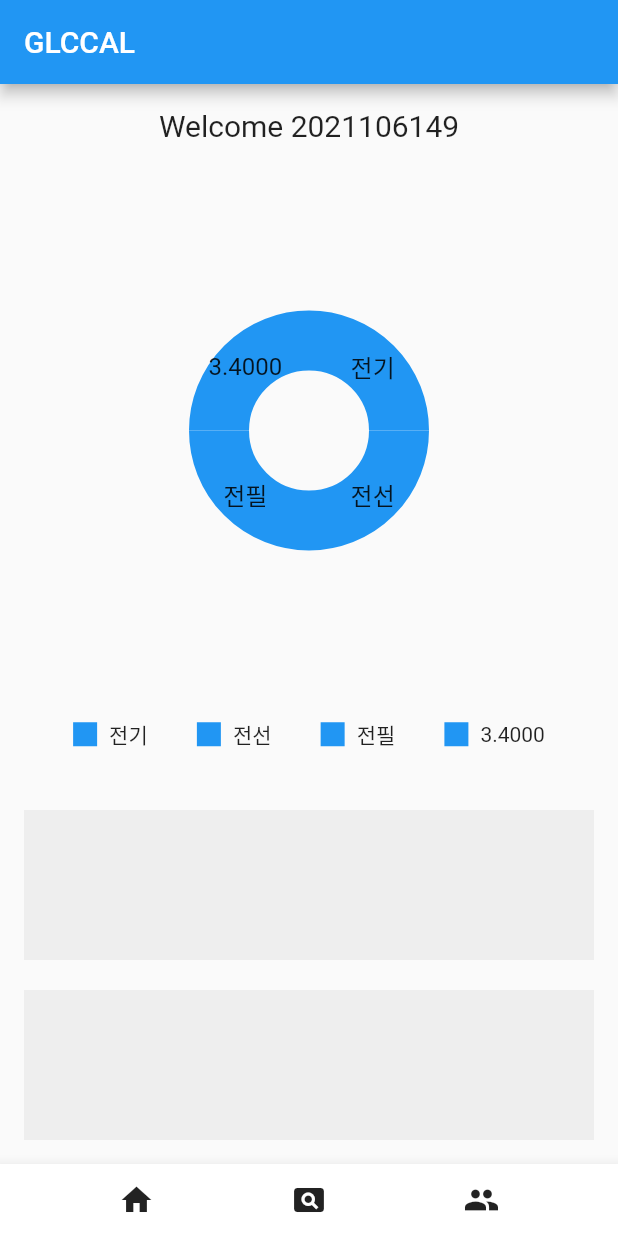
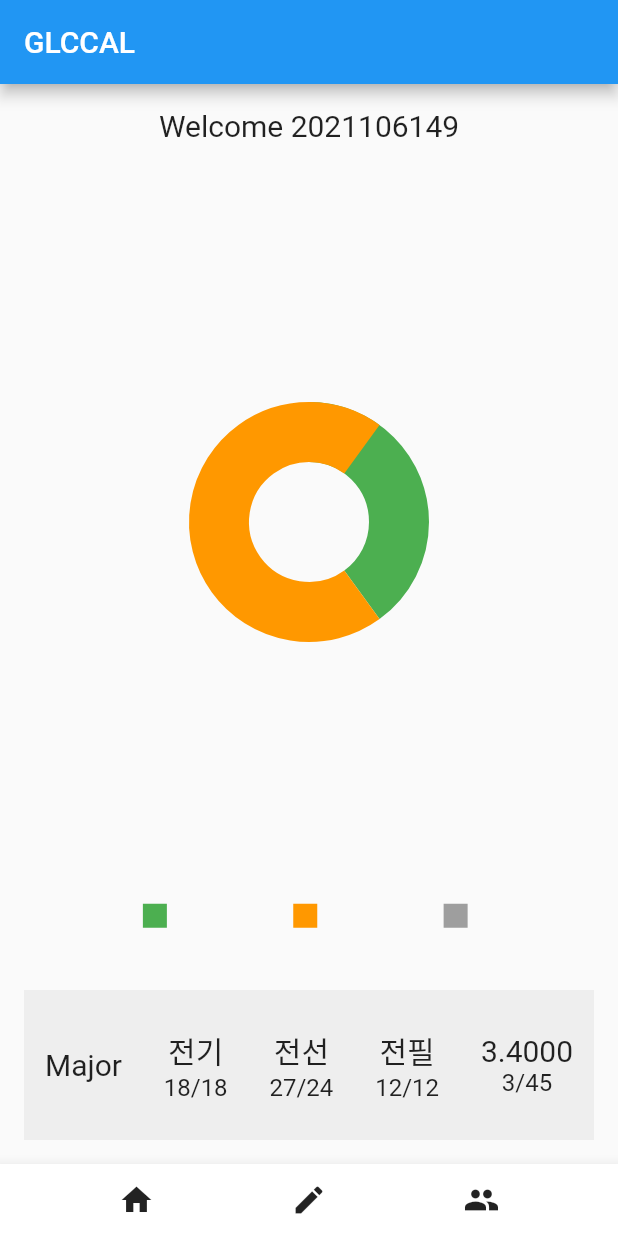
Before and after one commit to Brokepilot/Capstoneprojectfinal, a Flutter app: the screen it shows after launch, on a phone screen of 412 x 824 dp. Run offline on Flutter 3.47's test engine with Material 2 defaults, Android fonts, the light colour scheme and no system bars; drawn by our look-alikes of fl_chart.

Commit message:
mostlyworking v2

```diff
--- a/lib/models.dart
+++ b/lib/models.dart
@@ -21,9 +21,44 @@ class ClassTaken {
 }
 
 class User {
-  final int userid;
-  final List<CreditType> creditTypes;
-  final List<Semester> semesters;
+  int userid;
+  List<CreditType> creditTypes;
+  List<Semester> semesters;
+  List<ClassTaken> allClasses;
 
-  User({required this.userid, required this.creditTypes, required this.semesters});
+  User({
+    required this.userid,
+    required this.creditTypes,
+    required this.semesters,
+    required this.allClasses,
+  });
+
+  int creditsEarnedOfType(String type) {
+  int total = 0;
+  for (var classTaken in allClasses) {
+    if (classTaken.creditType == type) {
+      total += classTaken.credits;
+    }
+  }
+  return total;
 }
+
+
+  // Calculate total credits earned
+  int totalCreditsEarned() {
+    int total = 0;
+    for (var creditType in creditTypes) {
+      total += creditType.earnedCredits;
+    }
+    return total;
+  }
+
+  // Calculate total credits currently taking
+  int totalCreditsTaking() {
+    int total = 10;
+    for (var classTaken in allClasses) {
+      total += classTaken.credits;
+    }
+    return total;
+  }
+}
--- a/lib/pages/mainpage.dart
+++ b/lib/pages/mainpage.dart
@@ -9,8 +9,32 @@ class MainPage extends StatelessWidget {
 
   @override
   Widget build(BuildContext context) {
-    int totalCreditsTaken = user.creditTypes.fold(0, (sum, item) => sum + item.earnedCredits);
-    int creditsRemaining = 99 - totalCreditsTaken; // assuming 100 is the total credits needed to graduate
+    int totalCreditsTaken = user.totalCreditsEarned();
+    int creditsTaking = user.totalCreditsTaking();
+    int creditsRemaining = 100 -
+        (totalCreditsTaken +
+            creditsTaking); // assuming 100 is the total credits needed to graduate
+
+    List<PieChartSectionData> sections = [
+      PieChartSectionData(
+        value: totalCreditsTaken.toDouble(),
+        color: Colors.green,
+        title: '',
+        titleStyle: TextStyle(fontSize: 16),
+      ),
+      PieChartSectionData(
+        value: creditsTaking.toDouble(),
+        color: Colors.orange,
+        title: '',
+        titleStyle: TextStyle(fontSize: 16),
+      ),
+      PieChartSectionData(
+        value: creditsRemaining.toDouble(),
+        color: Colors.grey,
+        title: '',
+        titleStyle: TextStyle(fontSize: 16),
+      ),
+    ];
 
     return Scaffold(
       appBar: AppBar(
@@ -28,17 +52,11 @@ class MainPage extends StatelessWidget {
             SizedBox(height: 20),
             Expanded(
               child: AspectRatio(
-                aspectRatio: 1.2, // Adjust this value to change the size of the pie chart
+                aspectRatio:
+                    1.2, // Adjust this value to change the size of the pie chart
                 child: PieChart(
                   PieChartData(
-                    sections: user.creditTypes.map((creditType) { // map over credit types for the user
-                      return PieChartSectionData(
-                        value: creditType.earnedCredits.toDouble(), // use earnedCredits from CreditType model
-                        color: Colors.blue, // you can change this to different colors for different credit types
-                        title: creditType.type, // use name from CreditType model
-                        titleStyle: TextStyle(fontSize: 16),
-                      );
-                    }).toList(),
+                    sections: sections,
                     sectionsSpace: 0,
                     centerSpaceRadius: 40,
                     startDegreeOffset: -90,
@@ -50,29 +68,22 @@ class MainPage extends StatelessWidget {
             SizedBox(height: 20),
             Row(
               mainAxisAlignment: MainAxisAlignment.spaceEvenly,
-              children: user.creditTypes.map((creditType) { // map over credit types for the user
-                return _buildLegendItem(creditType.type, Colors.blue); // use name from CreditType model, you can change the color for different credit types
-              }).toList(),
+              children: _buildLegendItems(sections),
             ),
             SizedBox(height: 40),
             Container(
               height: 100,
               color: Colors.grey[200],
               child: Center(
-                child: Text(
-                  '',
-                  style: TextStyle(fontSize: 20),
-                ),
-              ),
-            ),
-            SizedBox(height: 20),
-            Container(
-              height: 100,
-              color: Colors.grey[200],
-              child: Center(
-                child: Text(
-                  '',
-                  style: TextStyle(fontSize: 20),
+                child: Row(
+                  mainAxisAlignment: MainAxisAlignment.spaceAround,
+                  children: [
+                    Text("Major", style: TextStyle(fontSize: 20)),
+                    _buildMajorColumn('전기'),
+                    _buildMajorColumn('전선'),
+                    _buildMajorColumn('전필'),
+                    _buildMajorColumn('3.4000'),
+                  ],
                 ),
               ),
             ),
@@ -92,10 +103,10 @@ class MainPage extends StatelessWidget {
             ),
             IconButton(
               onPressed: () {
-                // Navigate to the View Page
-                Navigator.pushNamed(context, '/view');
+                // Navigate to the Edit Page
+                Navigator.pushNamed(context, '/edit');
               },
-              icon: Icon(Icons.pageview),
+              icon: Icon(Icons.edit),
             ),
             IconButton(
               onPressed: () {
@@ -110,16 +121,42 @@ class MainPage extends StatelessWidget {
     );
   }
 
-  Widget _buildLegendItem(String label, Color color) {
+  List<Widget> _buildLegendItems(List<PieChartSectionData> sections) {
+    return sections.map((section) {
       return Row(
         children: [
           Container(
             width: 16,
             height: 16,
-        color: color,
+            color: section.color,
           ),
-      SizedBox(width: 8),
-      Text(label),
+          SizedBox(width: 5),
+          Text(section.title, style: TextStyle(fontSize: 16)),
+        ],
+      );
+    }).toList();
+  }
+
+  Widget _buildMajorColumn(String type) {
+    int earnedCredits = user.creditsEarnedOfType(type);
+    int requiredCredits = 0;
+    for (var creditType in user.creditTypes) {
+      if (creditType.type == type) {
+        requiredCredits = creditType.requiredCredits;
+        break;
+      }
+    }
+    return Column(
+      mainAxisAlignment: MainAxisAlignment.center,
+      children: [
+        Text(
+          type, // Display the type
+          style: TextStyle(fontSize: 20),
+        ),
+        Text(
+          '$earnedCredits/$requiredCredits', // Display the credit count
+          style: TextStyle(fontSize: 16),
+        ),
       ],
     );
   }
```
Also changed, not shown: lib/main.dart (+6 -2 lines), lib/pages/editpage.dart (+46 -17 lines). Lines whose indentation alone changed are shown as unchanged.
